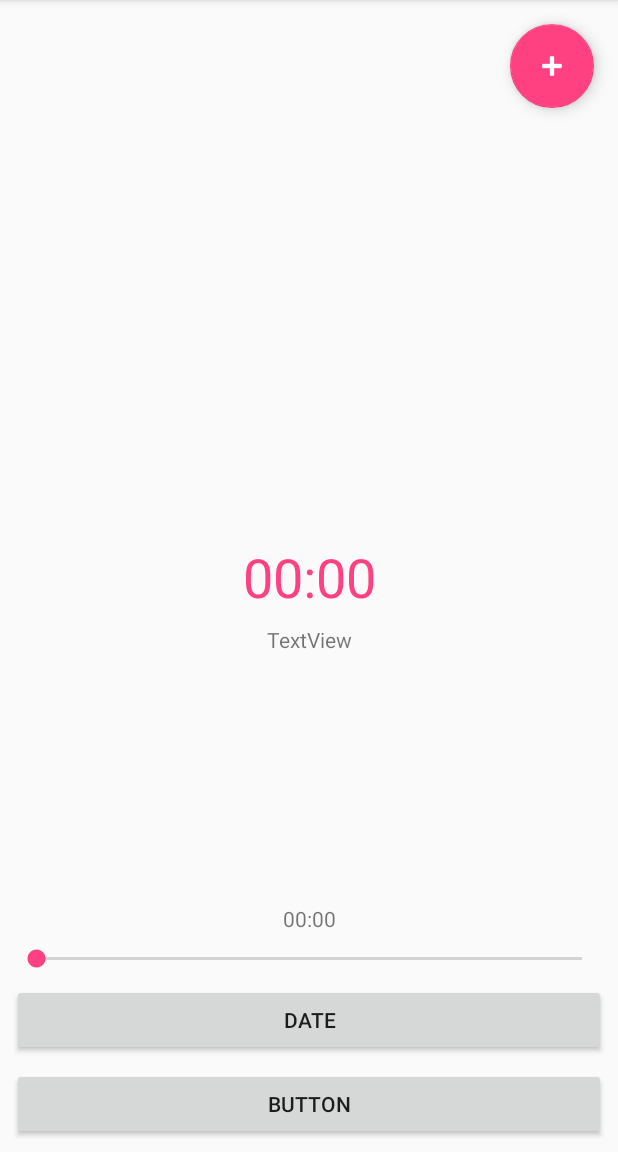
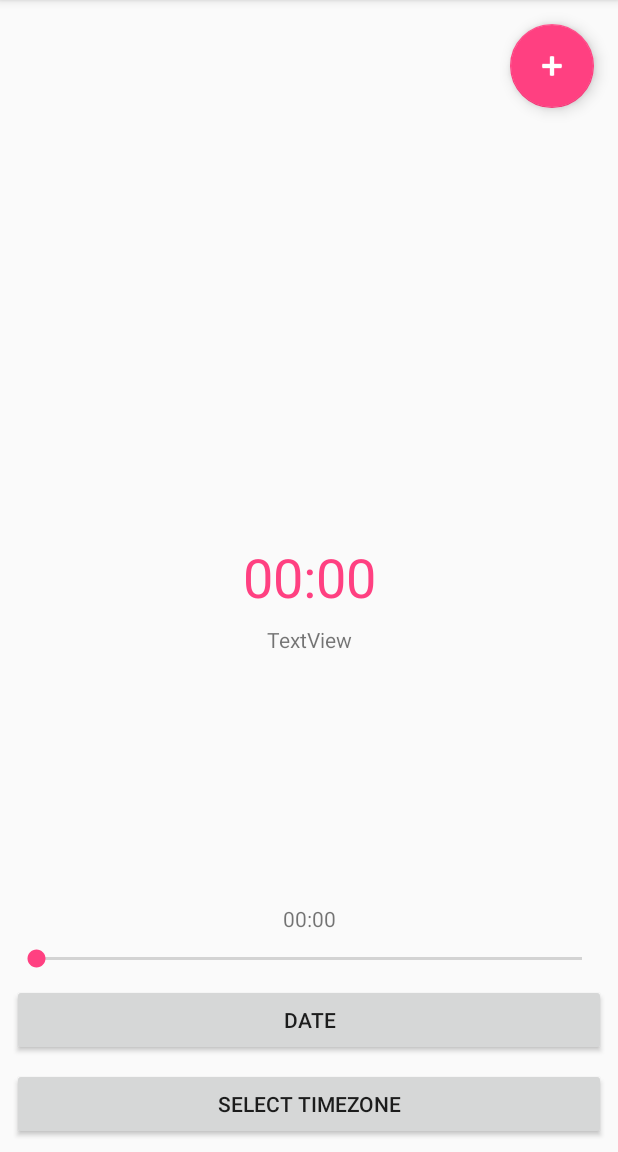
Before and after one commit to patelprashant/FindMyTimeZone, an Android app: the screen it shows after launch (MainActivity), on a phone screen of 412 x 824 dp, the part 84-1236 px from its top. Run offline under Robolectric (Android 15) with nearby library versions, the phone set to English and light mode, and no system bars.

Commit message:
Get timezone button into action

```diff
--- a/app/build.gradle
+++ b/app/build.gradle
@@ -24,7 +24,7 @@ android {
 
 dependencies {
     implementation fileTree(dir: 'libs', include: ['*.jar'])
-    implementation"org.jetbrains.kotlin:kotlin-stdlib-jre7:$kotlin_version"
+    implementation "org.jetbrains.kotlin:kotlin-stdlib-jre7:$kotlin_version"
     implementation 'com.android.support:appcompat-v7:26.1.0'
     implementation 'com.android.support.constraint:constraint-layout:1.0.2'
     testImplementation 'junit:junit:4.12'
--- a/app/src/main/AndroidManifest.xml
+++ b/app/src/main/AndroidManifest.xml
@@ -16,6 +16,7 @@
                 <category android:name="android.intent.category.LAUNCHER" />
             </intent-filter>
         </activity>
+        <activity android:name=".TimeZoneActivity"></activity>
     </application>
 
 </manifest>
--- a/app/src/main/java/com/example/findmytimezone/MainActivity.kt
+++ b/app/src/main/java/com/example/findmytimezone/MainActivity.kt
@@ -1,6 +1,7 @@
 package com.example.findmytimezone
 
 import android.app.DatePickerDialog
+import android.content.Intent
 import android.os.Bundle
 import android.support.v7.app.AppCompatActivity
 import android.view.View
@@ -19,7 +20,8 @@ class MainActivity : AppCompatActivity(), OnSeekBarChangeListener, View.OnClickL
     private var seekBarView: SeekBar? = null
     private var userTimeView: TextView? = null
     private var localDate: Date = Date()
-    private var dateBtn: Button? = null
+    private var dateButtonView: Button? = null
+    private var timeZoneButtonView: Button? = null
     private var convertedDateView: TextView? = null
     private var calendar = Calendar.getInstance()
 
@@ -30,20 +32,28 @@ class MainActivity : AppCompatActivity(), OnSeekBarChangeListener, View.OnClickL
 
         userTimeView = this.userTime
         seekBarView = this.seekBar
-        dateBtn = this.dateButton
+        dateButtonView = this.dateButton
+        timeZoneButtonView = this.timeZoneButton
         convertedDateView = this.convertedDate
 
         seekBarView!!.setOnSeekBarChangeListener(this)
-        dateBtn?.setOnClickListener(this)
+        dateButtonView?.setOnClickListener(this)
     }
 
     private fun updateDateInView() {
         val myFormat = "MM/dd/yyyy"
         val sdf = SimpleDateFormat(myFormat, Locale.US)
-        convertedDateView?.text = sdf.format(calendar.time)
+        dateButton?.text = sdf.format(calendar.time)
+    }
+
+    //timezone button click
+    fun chooseTimezone(view: View) {
+        val intent = Intent(this, TimeZoneActivity::class.java)
+        startActivity(intent)
     }
 
 
+    //dateButtonView click
     override fun onClick(view: View?) {
         val dateSetListener = DatePickerDialog.OnDateSetListener { view, year, monthOfYear, dayOfMonth ->
             calendar.set(Calendar.YEAR, year)
@@ -58,6 +68,7 @@ class MainActivity : AppCompatActivity(), OnSeekBarChangeListener, View.OnClickL
                 calendar.get(Calendar.DAY_OF_MONTH)).show()
     }
 
+    //seekBar interactions
     override fun onProgressChanged(seekBar: SeekBar?, progress: Int, fromUser: Boolean) {
         val progressText: String? = if (progress < 10) {
             "0" + progress.toString()
--- a/app/src/main/res/layout/activity_main.xml
+++ b/app/src/main/res/layout/activity_main.xml
@@ -13,7 +13,8 @@
         android:layout_marginBottom="8dp"
         android:layout_marginEnd="8dp"
         android:layout_marginStart="8dp"
-        android:text="Button"
+        android:text="Select Timezone"
+        android:onClick="chooseTimezone"
         app:layout_constraintBottom_toBottomOf="parent"
         app:layout_constraintEnd_toEndOf="parent"
         app:layout_constraintLeft_toLeftOf="parent"
```
Also changed, not shown: app/src/main/java/com/example/findmytimezone/TimeZoneActivity.kt (added, +26 -0 lines), app/src/main/res/layout/activity_time_zone.xml (added, +26 -0 lines).
